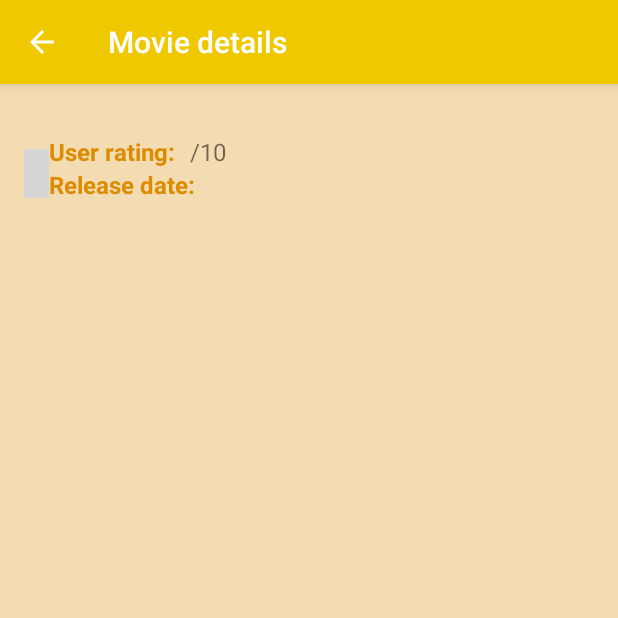
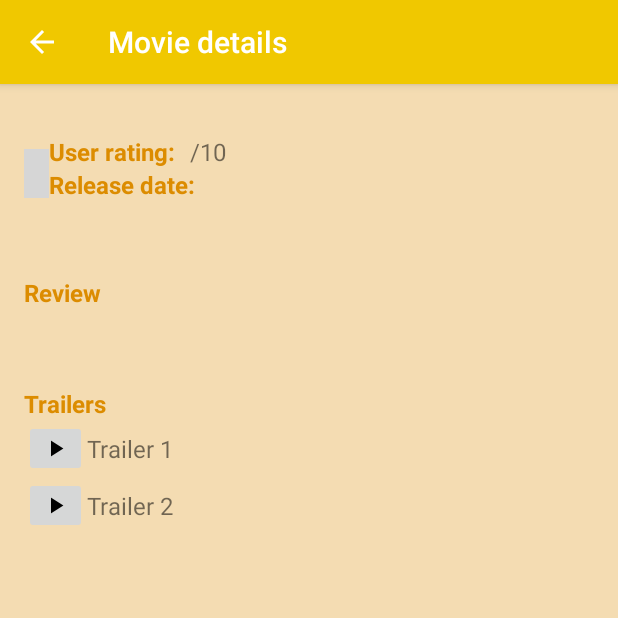
Before and after one commit to mfrancetic/popular-movies, an Android app: the DetailActivity screen opened directly, with no data from a screen before it, on a phone screen of 412 x 824 dp, the top half of it. Run offline under Robolectric (Android 15) with nearby library versions, the phone set to English and light mode, and no system bars; our stand-ins replace Picasso; pictures from the network do not load; 5 statements that could not run were skipped; grey boxes are pictures that could not be loaded.

Commit message:
UI updated - sorting option for Favorites and DetailActivity - Reviews and Trailers

```diff
--- a/app/src/main/java/com/example/android/popularmovies/MainActivity.java
+++ b/app/src/main/java/com/example/android/popularmovies/MainActivity.java
@@ -127,8 +127,10 @@ public class MainActivity extends AppCompatActivity
                 int selectedPosition = parent.getSelectedItemPosition();
                 if (selectedPosition == 0) {
                     selectedOption = getString(R.string.settings_sort_by_most_popular_value);
-                } else {
+                } else if (selectedPosition == 1){
                     selectedOption = getString(R.string.settings_sort_by_top_rated_value);
+                } else if (selectedPosition == 2) {
+                    selectedOption=getString(R.string.settings_sort_by_top_rated_value);
                 }
 
                 /* Clear the GridView as a new query will be kicked off */
--- a/app/src/main/res/layout/activity_detail.xml
+++ b/app/src/main/res/layout/activity_detail.xml
@@ -66,7 +66,63 @@
             app:layout_constraintStart_toEndOf="@id/release_date_label"
             app:layout_constraintTop_toTopOf="@id/release_date_label"
             tools:text="2018-10-24" />
-    </android.support.constraint.ConstraintLayout>
+
+        <TextView
+            android:id="@+id/review_label"
+            style="@style/TextViewLabelStyle"
+            android:text="@string/review_label"
+            android:paddingTop="@dimen/padding_label"
+            app:layout_constraintStart_toStartOf="parent"
+            app:layout_constraintTop_toBottomOf="@id/plot_synopsis_text_view" />
+
+        <TextView
+            android:id="@+id/review_text_view"
+            style="@style/TextViewValueStyle"
+            app:layout_constraintStart_toStartOf="parent"
+            app:layout_constraintTop_toBottomOf="@id/review_label"
+            tools:text="Breathtaking movie" />
+
+        <TextView
+            android:id="@+id/trailers_label"
+            style="@style/TextViewLabelStyle"
+            android:text="@string/trailers_label"
+            android:paddingTop="@dimen/padding_label"
+            app:layout_constraintStart_toStartOf="parent"
+            app:layout_constraintTop_toBottomOf="@id/review_text_view" />
+
+        <ImageButton
+            android:id="@+id/play_trailer_1_button"
+            android:layout_width="wrap_content"
+            android:layout_height="wrap_content"
+            app:layout_constraintTop_toBottomOf="@id/trailers_label"
+            android:src="@drawable/ic_play_arrow"
+            />
+
+        <TextView
+            android:id="@+id/trailer_1_text_view"
+            style="@style/TextViewValueStyle"
+            app:layout_constraintStart_toEndOf="@id/play_trailer_1_button"
+            app:layout_constraintTop_toTopOf="@id/play_trailer_1_button"
+            app:layout_constraintBottom_toBottomOf="@id/play_trailer_1_button"
+            android:text="@string/trailer_1_label" />
 
 
+        <ImageButton
+            android:id="@+id/play_trailer_2_button"
+            android:layout_width="wrap_content"
+            android:layout_height="wrap_content"
+            android:src="@drawable/ic_play_arrow"
+            app:layout_constraintTop_toBottomOf="@id/play_trailer_1_button"
+            />
+
+        <TextView
+            android:id="@+id/trailer_2_text_view"
+            style="@style/TextViewValueStyle"
+            app:layout_constraintStart_toEndOf="@id/play_trailer_2_button"
+            app:layout_constraintTop_toTopOf="@id/play_trailer_2_button"
+            app:layout_constraintBottom_toBottomOf="@id/play_trailer_2_button"
+            android:text="@string/trailer_2_label" />
+
+
+    </android.support.constraint.ConstraintLayout>
 </ScrollView>
--- a/app/src/main/res/values/arrays.xml
+++ b/app/src/main/res/values/arrays.xml
@@ -4,5 +4,6 @@
     <string-array name="sort_by_array">
         <item>@string/settings_sort_by_most_popular_label</item>
         <item>@string/settings_sort_by_top_rated_label</item>
+        <item>@string/settings_sort_by_favorites_label</item>
     </string-array>
 </resources>
--- a/app/src/main/res/values/strings.xml
+++ b/app/src/main/res/values/strings.xml
@@ -23,6 +23,18 @@
     <!-- Label for the user rating in the DetailActivity [CHAR LIMIT=30] -->
     <string name="user_rating_label">User rating:</string>
 
+    <!-- Label for the review in the DetailActivity [CHAR LIMIT=30] -->
+    <string name="review_label">Review</string>
+
+    <!-- Label for the trailer in the DetailActivity [CHAR LIMIT=30] -->
+    <string name="trailers_label">Trailers</string>
+
+    <!-- Label for the review in the DetailActivity [CHAR LIMIT=30] -->
+    <string name="trailer_1_label">Trailer 1</string>
+
+    <!-- Label for the review in the DetailActivity [CHAR LIMIT=30] -->
+    <string name="trailer_2_label">Trailer 2</string>
+
     <!-- Label for sort-by most popular option [CHAR LIMIT=30]-->
     <string name="settings_sort_by_most_popular_label">Most popular</string>
 
@@ -34,4 +46,8 @@
 
     <!-- Value of the sort-by top rated option [CHAR LIMIT=NONE]-->
     <string name="settings_sort_by_top_rated_value" translatable="false">top_rated</string>
+
+    <!-- Label for sort-by favorites option [CHAR LIMIT=30]-->
+    <string name="settings_sort_by_favorites_label">Favorites</string>
+
 </resources>
```
Also changed, not shown: app/src/main/res/drawable-hdpi/ic_play_arrow.png (added), app/src/main/res/drawable-mdpi/ic_play_arrow.png (added), app/src/main/res/drawable-xhdpi/ic_play_arrow.png (added), app/src/main/res/drawable-xxhdpi/ic_play_arrow.png (added), app/src/main/res/drawable-xxxhdpi/ic_play_arrow.png (added), 1 other file.
